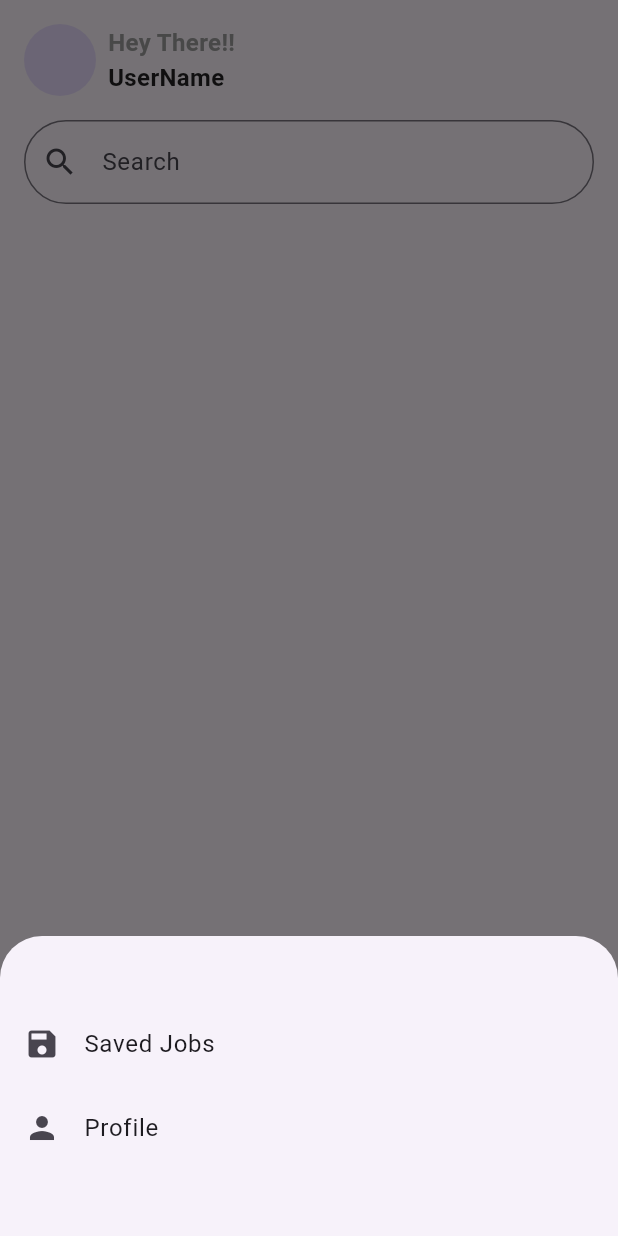
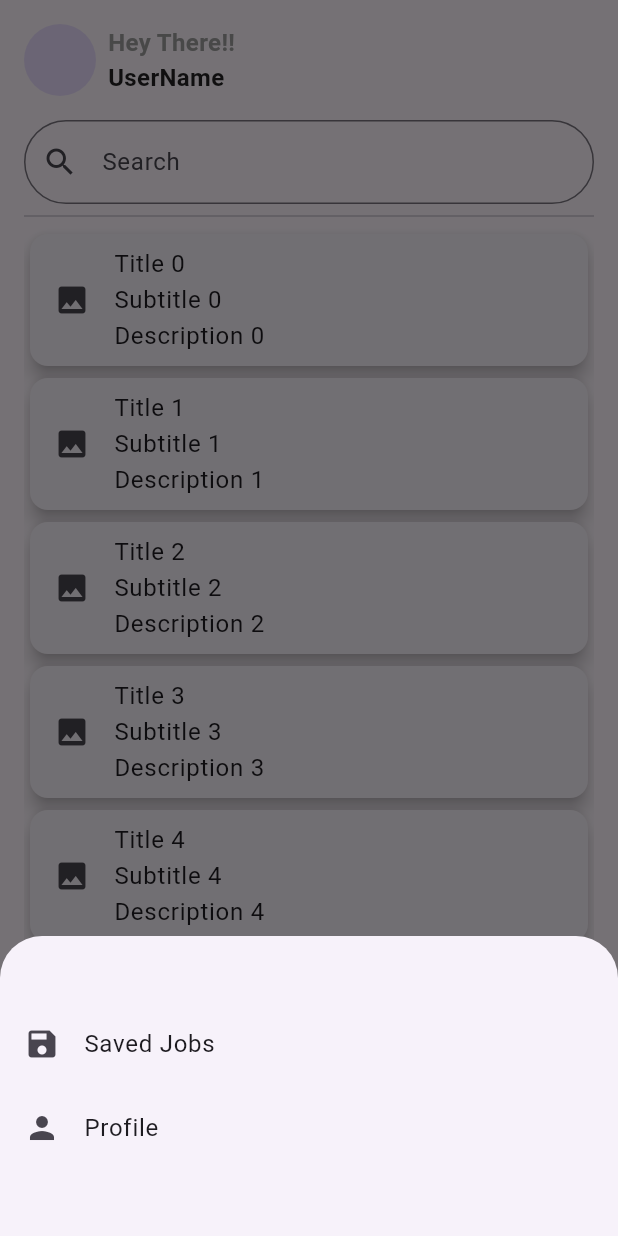
Before and after one commit to Shashank01-26/job_lister, a Flutter app: the FinderPage screen opened directly, after a tap on the "menu" icon, on a phone screen of 412 x 824 dp. Run offline on Flutter 3.47's test engine with Material 3 defaults, Android fonts, the light colour scheme and no system bars.

Commit message:
added listview

```diff
--- a/lib/screens/finders_widget.dart
+++ b/lib/screens/finders_widget.dart
@@ -9,7 +9,9 @@ class FinderPage extends StatefulWidget {
   State<FinderPage> createState() => _FinderPageState();
 }
 
-class _FinderPageState extends State<FinderPage> {
+class _FinderPageState extends State<FinderPage> with TickerProviderStateMixin {
+  late ScrollController _scrollController;
+
   void _showBottomSheet(BuildContext context) {
     showModalBottomSheet(
       context: context,
@@ -44,6 +46,27 @@ class _FinderPageState extends State<FinderPage> {
         );
       },
     );
+  }
+
+  @override
+  void initState() {
+    super.initState();
+    _scrollController = ScrollController();
+    _scrollController.addListener(_scrollListener);
+  }
+
+  @override
+  void dispose() {
+    _scrollController.dispose();
+    super.dispose();
+  }
+
+  void _scrollListener() {
+    if (_scrollController.offset >= _scrollController.position.maxScrollExtent &&
+        !_scrollController.position.outOfRange) {
+      // Scrolled to the bottom
+      // Perform any animation or action when reaching the bottom of the list
+    }
   }
 
   @override
@@ -94,6 +117,16 @@ class _FinderPageState extends State<FinderPage> {
                 ),
               ),
             ),
+            Divider(thickness: 1.0),
+            Expanded(
+              child: ListView.builder(
+                controller: _scrollController,
+                itemCount: 10,
+                itemBuilder: (context, index) {
+                  return _buildListItem(index);
+                },
+              ),
+            ),
           ],
         ),
       ),
@@ -105,4 +138,21 @@ class _FinderPageState extends State<FinderPage> {
       ),
     );
   }
+
+  Widget _buildListItem(int index) {
+    return Card(
+      elevation: 5,
+      child: ListTile(
+        leading: Icon(Icons.image),
+        title: Column(
+          crossAxisAlignment: CrossAxisAlignment.start,
+          children: [
+            Text('Title $index'),
+            Text('Subtitle $index'),
+            Text('Description $index'),
+          ],
+        ),
+      ),
+    );
+  }
 }
```
